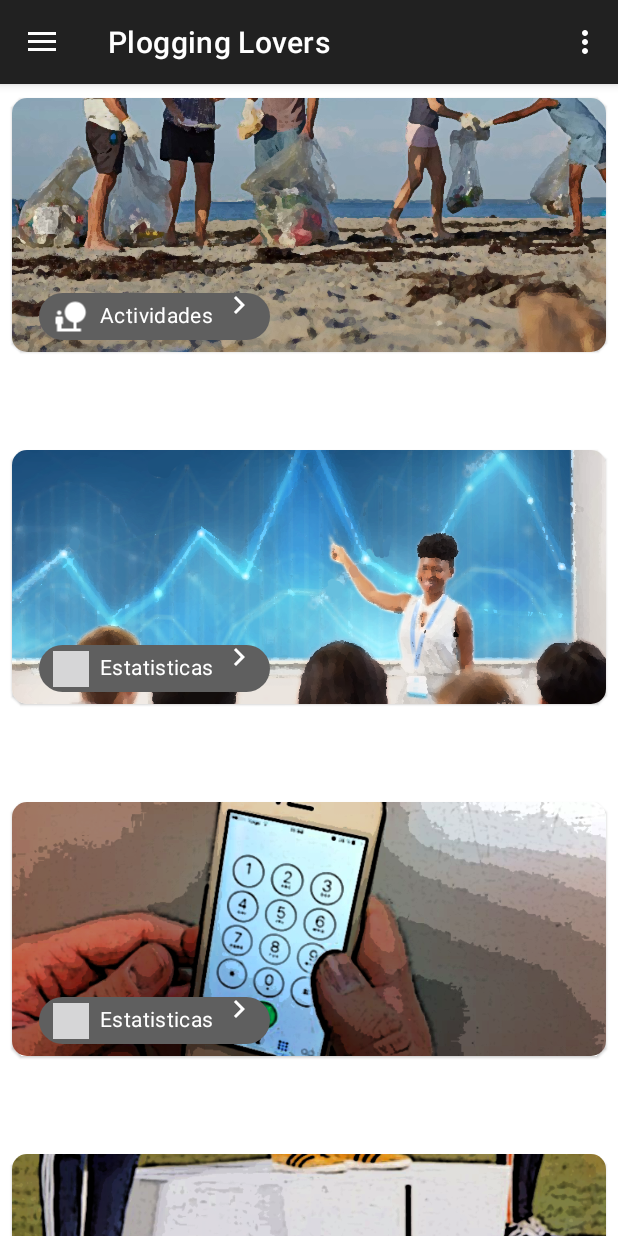
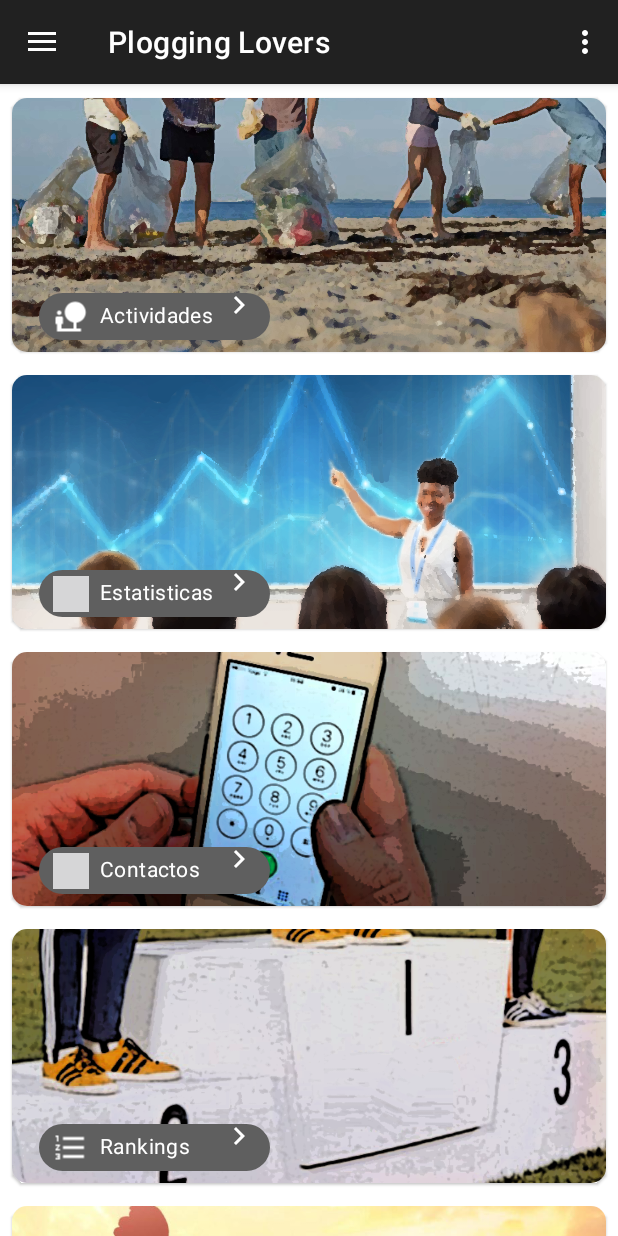
Before and after one commit to iMikeZz/PLmobileApp, an Android app: the screen it shows after launch once a user with an empty profile is signed in (Home), on a phone screen of 412 x 824 dp. Run offline under Robolectric (Android 15) with nearby library versions, the phone set to English and light mode, and no system bars; our stand-ins replace Firebase (no records; nobody signed in at launch, a user with empty details on screens opened directly); libraries missing offline, so code that uses them is left out: io.github.tonnyl.light.

Commit message:
View Fix

```diff
--- a/app/src/main/java/com/example/plogginglovers/ActivitiesActivity.java
+++ b/app/src/main/java/com/example/plogginglovers/ActivitiesActivity.java
@@ -27,7 +27,7 @@ public class ActivitiesActivity extends AppCompatActivity {
 
         ListView activeActivitiesList = findViewById(R.id.activeActivityList);
 
-        ArrayAdapter adapter = new ArrayAdapter(this, android.R.layout.simple_list_item_1, dataModels);
+        ArrayAdapter adapter = new ArrayAdapter<String>(this, android.R.layout.simple_list_item_1, dataModels);
 
         activeActivitiesList.setAdapter(adapter);
 
--- a/app/src/main/java/com/example/plogginglovers/Home.java
+++ b/app/src/main/java/com/example/plogginglovers/Home.java
@@ -50,9 +50,9 @@ public class Home extends AppCompatActivity
             }
         });
 
-        View chat_card = findViewById(R.id.chat_card);
+        View rankings_card = findViewById(R.id.rankings_card);
 
-        chat_card.setOnClickListener(new View.OnClickListener() {
+        rankings_card.setOnClickListener(new View.OnClickListener() {
             @Override
             public void onClick(View v) {
                 //startActivity(ChatActivity.getIntent(Home.this));
@@ -63,7 +63,8 @@ public class Home extends AppCompatActivity
             }
         });
 
-        View findGarbage = findViewById(R.id.find_garbage);
+
+        View findGarbage = findViewById(R.id.achievements_card);
 
         findGarbage.setOnClickListener(new View.OnClickListener() {
             @Override
--- a/app/src/main/res/layout/content_home.xml
+++ b/app/src/main/res/layout/content_home.xml
@@ -71,11 +71,11 @@
             </com.google.android.material.card.MaterialCardView>
 
             <com.google.android.material.card.MaterialCardView
-                android:id="@+id/chat_card"
+                android:id="@+id/stats_card"
                 android:layout_width="wrap_content"
                 android:layout_height="169dp"
                 android:layout_marginLeft="@dimen/mtrl_card_spacing"
-                android:layout_marginTop="65dp"
+                android:layout_marginTop="15dp"
                 android:layout_marginRight="@dimen/mtrl_card_spacing"
                 android:background="@drawable/actividades"
                 android:minHeight="200dp"
@@ -124,11 +124,11 @@
             </com.google.android.material.card.MaterialCardView>
 
             <com.google.android.material.card.MaterialCardView
-                android:id="@+id/contactos_card"
+                android:id="@+id/contacts_card"
                 android:layout_width="wrap_content"
                 android:layout_height="169dp"
                 android:layout_marginLeft="@dimen/mtrl_card_spacing"
-                android:layout_marginTop="65dp"
+                android:layout_marginTop="15dp"
                 android:layout_marginRight="@dimen/mtrl_card_spacing"
                 android:background="@drawable/actividades"
                 android:minHeight="200dp"
@@ -157,7 +157,7 @@
                         android:layout_marginLeft="10dp"
                         android:layout_marginTop="122dp"
                         android:enabled="false"
-                        android:text="Estatisticas"
+                        android:text="Contactos"
                         android:textColor="#FFFFFF"
                         app:chipBackgroundColor="#EB525252"
                         app:chipIcon="@drawable/ic_contact_phone_white_24dp"
@@ -181,7 +181,7 @@
                 android:layout_width="wrap_content"
                 android:layout_height="169dp"
                 android:layout_marginLeft="@dimen/mtrl_card_spacing"
-                android:layout_marginTop="65dp"
+                android:layout_marginTop="15dp"
                 android:layout_marginRight="@dimen/mtrl_card_spacing"
                 android:background="@drawable/rankings"
                 android:minHeight="200dp"
@@ -234,7 +234,7 @@
                 android:layout_width="wrap_content"
                 android:layout_height="169dp"
                 android:layout_marginLeft="@dimen/mtrl_card_spacing"
-                android:layout_marginTop="65dp"
+                android:layout_marginTop="15dp"
                 android:layout_marginRight="@dimen/mtrl_card_spacing"
                 android:background="@drawable/achievements"
                 android:minHeight="200dp"
@@ -281,8 +281,6 @@
 
                 </RelativeLayout>
             </com.google.android.material.card.MaterialCardView>
-
         </LinearLayout>
     </ScrollView>
-
 </RelativeLayout>
```
